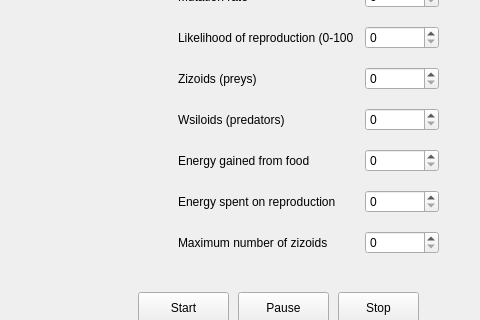
Before: the Qt Designer form ui/gui.ui in rnribeiro/ALife_NOVAIMS, drawn with Qt 5; both pictures show x 612 to 1092 and y 138 to 458 of the 1092 by 705 pixel window.
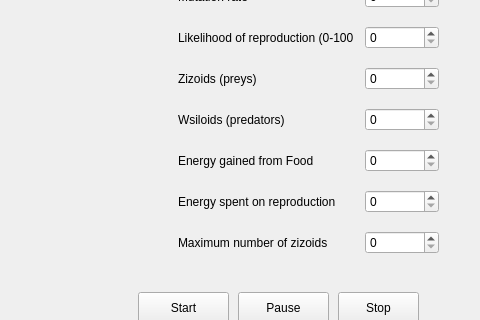
After: the same form once the commit is applied.

```diff
--- a/ui/gui.ui
+++ b/ui/gui.ui
@@ -119,7 +119,7 @@
      <item row="7" column="0">
       <widget class="QLabel" name="label_5">
        <property name="text">
-        <string>Energy gained from food</string>
+        <string>Energy gained from Food</string>
        </property>
       </widget>
      </item>
```
